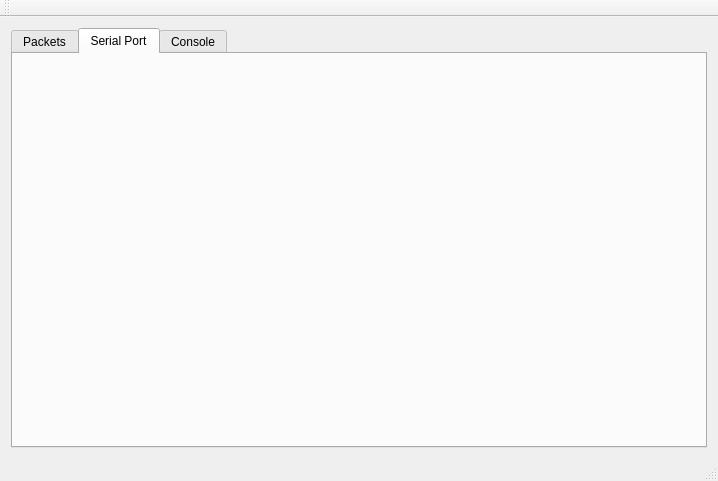
This is loconet_test/train_rec/mainwindow.ui in ctag/cpe453 as Qt 5 draws it before an edit. The edited form follows.
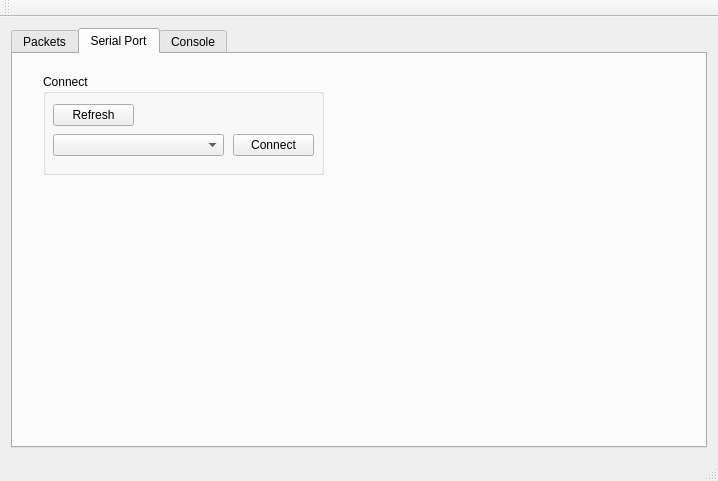
This is the edited form. The open tabs and pages were chosen to show the change.

Commit message: working on serial port integration

Diff of the .ui file:
```diff
--- a/loconet_test/train_rec/mainwindow.ui
+++ b/loconet_test/train_rec/mainwindow.ui
@@ -184,6 +184,55 @@
        <attribute name="title">
         <string>Serial Port</string>
        </attribute>
+       <widget class="QGroupBox" name="groupBox_serial">
+        <property name="geometry">
+         <rect>
+          <x>30</x>
+          <y>20</y>
+          <width>281</width>
+          <height>101</height>
+         </rect>
+        </property>
+        <property name="title">
+         <string>Connect</string>
+        </property>
+        <widget class="QComboBox" name="comboBox_serialList">
+         <property name="geometry">
+          <rect>
+           <x>10</x>
+           <y>60</y>
+           <width>171</width>
+           <height>22</height>
+          </rect>
+         </property>
+        </widget>
+        <widget class="QPushButton" name="pushButton_serialConnect">
+         <property name="geometry">
+          <rect>
+           <x>190</x>
+           <y>60</y>
+           <width>81</width>
+           <height>22</height>
+          </rect>
+         </property>
+         <property name="text">
+          <string>Connect</string>
+         </property>
+        </widget>
+        <widget class="QPushButton" name="pushButton_serialRefreshList">
+         <property name="geometry">
+          <rect>
+           <x>10</x>
+           <y>30</y>
+           <width>81</width>
+           <height>22</height>
+          </rect>
+         </property>
+         <property name="text">
+          <string>Refresh</string>
+         </property>
+        </widget>
+       </widget>
       </widget>
       <widget class="QWidget" name="tab_console">
        <attribute name="title">
```
Left out of the diff: 2 changed lines with no effect on the pictures. The commit also changes 5 other files.
